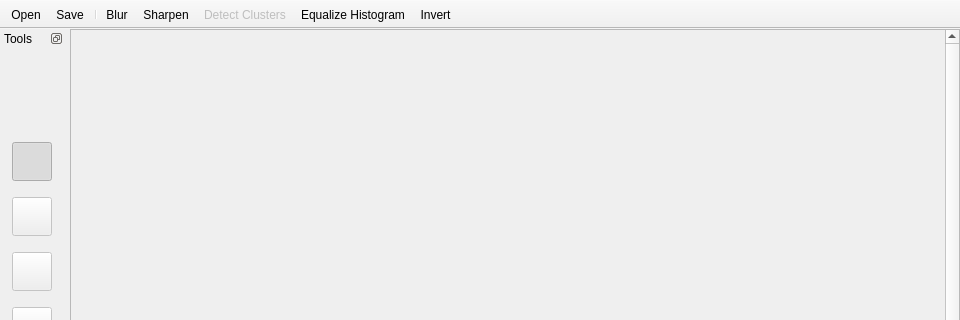
Above: mainwindow.ui from vadrif-draco/Mini-Photoshop before the change; both pictures show x 0 to 960 and y 0 to 320 of the 960 by 720 pixel window. Below: the same form after it.
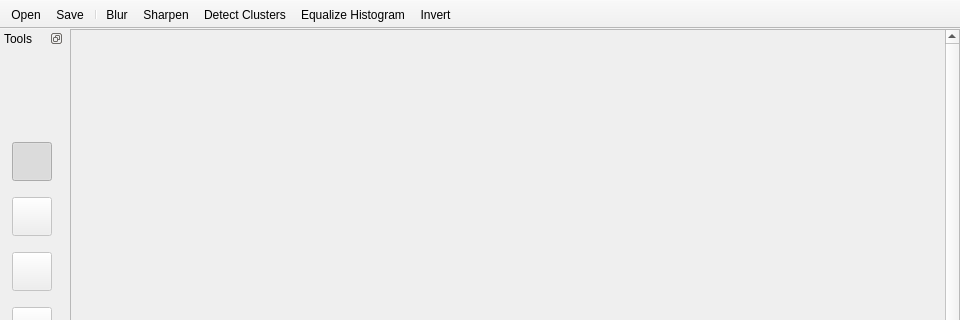
That is the form after the change. Icons and pictures are not drawn. Custom widgets are drawn as their Qt base class.

Commit message: clustering OMP and SEQ done

```diff
--- a/mainwindow.ui
+++ b/mainwindow.ui
@@ -521,7 +521,7 @@
   </action>
   <action name="actionCluster">
    <property name="enabled">
-    <bool>false</bool>
+    <bool>true</bool>
    </property>
    <property name="text">
     <string>Detect Clusters</string>
```
The commit also changes 2 other files.
